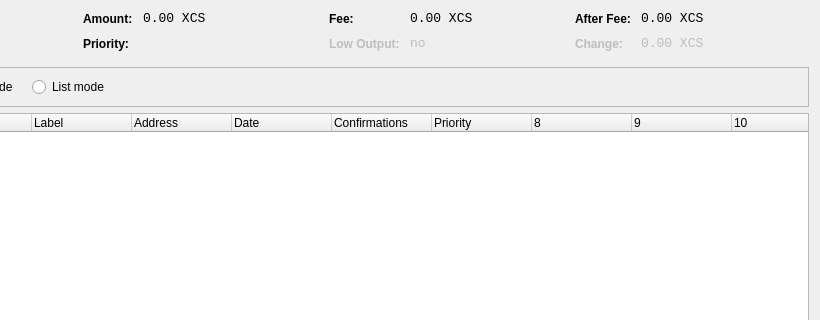
Qt form src/qt/forms/coincontroldialog.ui (orestdrag/mynovacoin) before a commit; both pictures show x 180 to 1000 and y 0 to 320 of the 1000 by 500 pixel window.
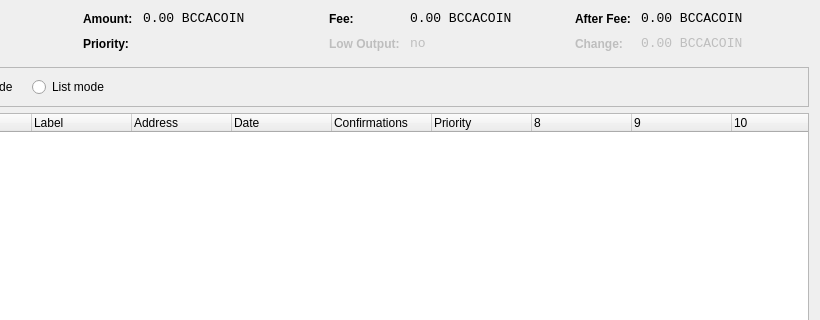
The same form after that commit. Custom widgets are drawn as their Qt base class.

```diff
--- a/src/qt/forms/coincontroldialog.ui
+++ b/src/qt/forms/coincontroldialog.ui
@@ -141,7 +141,7 @@
           <enum>Qt::ActionsContextMenu</enum>
          </property>
          <property name="text">
-          <string notr="true">0.00 XCS</string>
+          <string notr="true">0.00 BCCACOIN</string>
          </property>
          <property name="textInteractionFlags">
           <set>Qt::LinksAccessibleByMouse|Qt::TextSelectableByKeyboard|Qt::TextSelectableByMouse</set>
@@ -221,7 +221,7 @@
           <enum>Qt::ActionsContextMenu</enum>
          </property>
          <property name="text">
-          <string notr="true">0.00 XCS</string>
+          <string notr="true">0.00 BCCACOIN</string>
          </property>
          <property name="textInteractionFlags">
           <set>Qt::LinksAccessibleByMouse|Qt::TextSelectableByKeyboard|Qt::TextSelectableByMouse</set>
@@ -307,7 +307,7 @@
           <enum>Qt::ActionsContextMenu</enum>
          </property>
          <property name="text">
-          <string notr="true">0.00 XCS</string>
+          <string notr="true">0.00 BCCACOIN</string>
          </property>
          <property name="textInteractionFlags">
           <set>Qt::LinksAccessibleByMouse|Qt::TextSelectableByKeyboard|Qt::TextSelectableByMouse</set>
@@ -345,7 +345,7 @@
           <enum>Qt::ActionsContextMenu</enum>
          </property>
          <property name="text">
-          <string notr="true">0.00 XCS</string>
+          <string notr="true">0.00 BCCACOIN</string>
          </property>
          <property name="textInteractionFlags">
           <set>Qt::LinksAccessibleByMouse|Qt::TextSelectableByKeyboard|Qt::TextSelectableByMouse</set>
```
